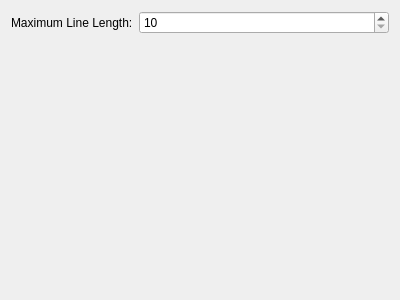
Above: src/dialogs/preferences/GraphOptionsWidget.ui from rizinorg/cutter before the change. Below: the same form after it.
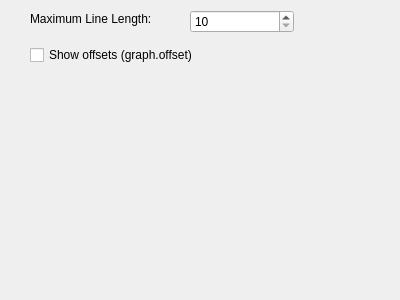
That is the form after the change.

Commit message:
UI Improvemetnts + graph.offset implementation (#612)
* Add getBreakpointsAddresses to list breakpoints offsets

* Add breakpoint highligthing and improve of disassembly UIs

* Improve dialogs and positions

* Add graph,offset option to preference

* Tiny text fix

* Updated radare2 sumodule

```diff
--- a/src/dialogs/preferences/GraphOptionsWidget.ui
+++ b/src/dialogs/preferences/GraphOptionsWidget.ui
@@ -13,16 +13,28 @@
   <property name="windowTitle">
    <string>Graph</string>
   </property>
-  <layout class="QFormLayout" name="formLayout">
-   <item row="0" column="0">
     <widget class="QLabel" name="maxColsLabel">
+   <property name="geometry">
+    <rect>
+     <x>30</x>
+     <y>10</y>
+     <width>141</width>
+     <height>18</height>
+    </rect>
+   </property>
      <property name="text">
       <string>Maximum Line Length:</string>
      </property>
     </widget>
-   </item>
-   <item row="0" column="1">
     <widget class="QSpinBox" name="maxColsSpinBox">
+   <property name="geometry">
+    <rect>
+     <x>190</x>
+     <y>10</y>
+     <width>104</width>
+     <height>23</height>
+    </rect>
+   </property>
      <property name="minimum">
       <number>10</number>
      </property>
@@ -33,8 +45,19 @@
       <number>5</number>
      </property>
     </widget>
-   </item>
-  </layout>
+  <widget class="QCheckBox" name="graphOffsetCheckBox">
+   <property name="geometry">
+    <rect>
+     <x>30</x>
+     <y>44</y>
+     <width>162</width>
+     <height>22</height>
+    </rect>
+   </property>
+   <property name="text">
+    <string>Show offsets (graph.offset) </string>
+   </property>
+  </widget>
  </widget>
  <resources/>
  <connections/>
```
Lines whose indentation alone changed are shown as unchanged. The commit also changes 13 other files.
